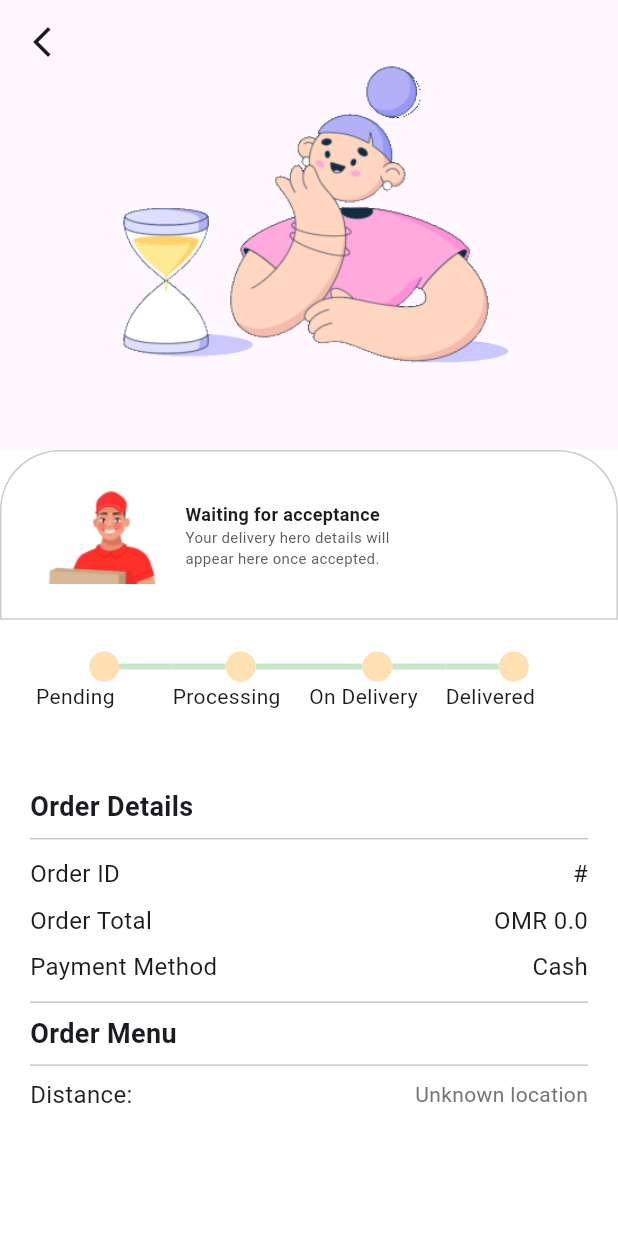
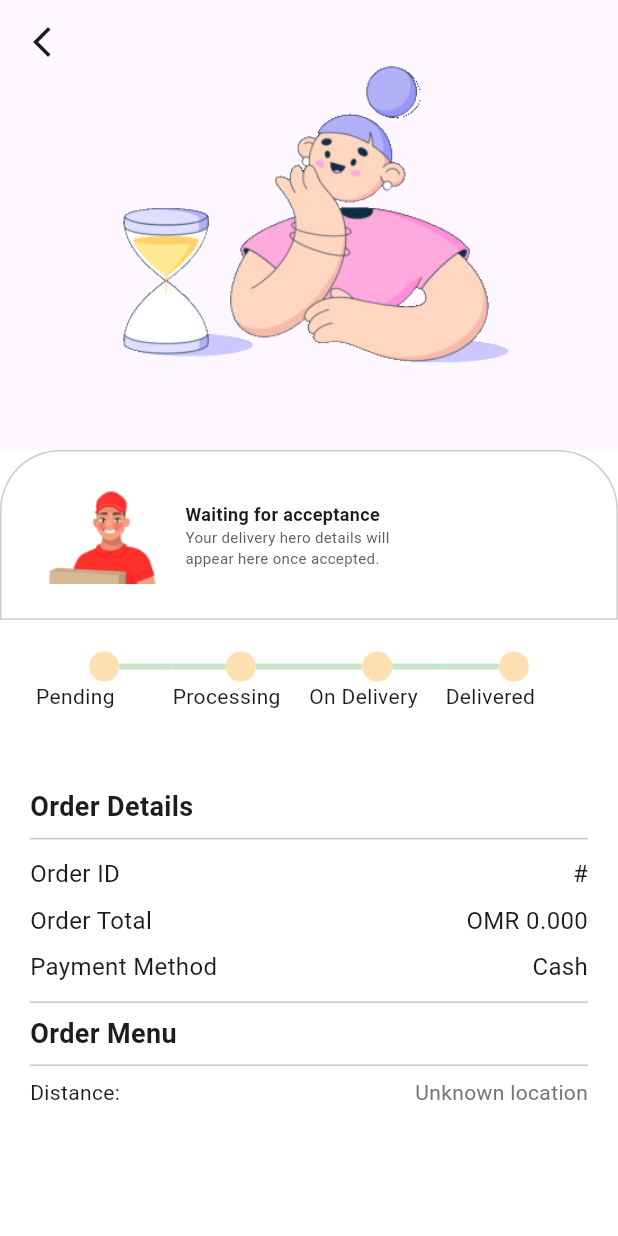
Before and after one commit to ItOntrend/Ontrend-Application, a Flutter app: the DeliveryTrackingPage screen opened directly with empty values, on a phone screen of 412 x 824 dp. Run offline on Flutter 3.47's test engine with Material 3 defaults, Android fonts, the phone set to English and light mode, and no system bars; drawn by our look-alikes of timeline_tile; our stand-ins replace another_flutter_splash_screen, cached_network_image, carousel_slider, cloud_firestore, connectivity_plus, country_picker and 16 more; missing offline and left inert: flutter_cart, google_maps_place_picker_mb, persistent_bottom_nav_bar_plus; accounts and stored records are empty; project files that could hold a hidden picture were left out.

```diff
--- a/lib/controller/vendor_controller.dart
+++ b/lib/controller/vendor_controller.dart
@@ -47,12 +47,15 @@ class VendorController extends GetxController {
     if (placemarks.isNotEmpty) {
       final placemark = placemarks.first;
       return "${placemark.locality}, ${placemark.country}";
+    } else {
+      log('No placemarks found for the given coordinates.');
     }
   } catch (e) {
     log('Error fetching address: $e');
   }
   return 'Unknown location';
 }
+
 
   double calculateDistance(Location vendorLocation) {
     if (userPosition != null) {
--- a/lib/view/pages/home_page.dart
+++ b/lib/view/pages/home_page.dart
@@ -88,7 +88,7 @@ class _HomePageState extends State<HomePage> {
                     mainAxisAlignment: MainAxisAlignment.start,
                     children: [
                       Text(
-                        "${locationController.countryName.value}",
+                        locationController.countryName.value,
                         style: const TextStyle(
                           color: kBlue,
                           fontSize: 10,
--- a/lib/view/pages/sub_pages/add_to_cart_page.dart
+++ b/lib/view/pages/sub_pages/add_to_cart_page.dart
@@ -133,11 +133,11 @@ class _AddToCartPageState extends State<AddToCartPage> {
                   ),
                 ),
                 if (hasItems) ...[
-                  const OneTextHeading(heading: "Offers & Benefits"),
+                   OneTextHeading(heading: "Offers & Benefits".tr),
                   kHiegth15,
                   const OffersAndBenefitsCard(),
                   kHiegth15,
-                  const OneTextHeading(heading: "Bill Details"),
+                   OneTextHeading(heading: "Bill Details".tr),
                   kHiegth15,
                   BillDetailsCard(
                     restaurantName: restaurantName,
--- a/lib/view/pages/sub_pages/delivery_tracking_page.dart
+++ b/lib/view/pages/sub_pages/delivery_tracking_page.dart
@@ -1,3 +1,5 @@
+import 'dart:developer';
+
 import 'package:cloud_firestore/cloud_firestore.dart';
 import 'package:flutter/material.dart';
 import 'package:flutter_screenutil/flutter_screenutil.dart';
@@ -29,9 +31,17 @@ class _DeliveryTrackingPageState extends State<DeliveryTrackingPage> {
   late GoogleMapController mapController;
   final CartController cartController = Get.find<CartController>();
 
-
   void _onMapCreated(GoogleMapController controller) {
     mapController = controller;
+  }
+
+  @override
+  void initState() {
+    // TODO: implement initState
+    print("/////////////////////////////////////");
+    log(widget.latitude.toString());
+    log(widget.longitude.toString());
+    print("////////////////////////////////////");
   }
 
   @override
@@ -262,7 +272,7 @@ class _DeliveryTrackingPageState extends State<DeliveryTrackingPage> {
           ),
           const Divider(),
           _buildOrderDetailRowTwo("Order ID", "#${order.orderID}"),
-          _buildOrderDetailRowTwo("Order Total", "OMR ${order.totalPrice}"),
+          _buildOrderDetailRowTwo("Order Total", "OMR ${order.totalPrice}00"),
           _buildOrderDetailRowTwo("Payment Method", "Cash"),
           const Divider(),
           const Text(
@@ -273,8 +283,8 @@ class _DeliveryTrackingPageState extends State<DeliveryTrackingPage> {
               .map((item) => ListTile(
                     title: Text(item.itemName),
                     subtitle:
-                        Text("${item.itemQuantity} x OMR ${item.itemPrice}"),
-                    trailing: Text("OMR ${item.total}"),
+                        Text("${item.itemQuantity} x OMR ${item.itemPrice}00"),
+                    trailing: Text("OMR ${item.total}00"),
                   ))
               .toList(),
           const Divider(),
@@ -292,14 +302,16 @@ class _DeliveryTrackingPageState extends State<DeliveryTrackingPage> {
         Row(
           mainAxisAlignment: MainAxisAlignment.spaceBetween,
           children: [
-              const Text("Distance:", style: TextStyle(fontSize: 16.0)),
+            const Text(
+              "Distance:",
+            ),
             FutureBuilder<String>(
               future: Get.find<VendorController>()
                   .getAddressFromLatLng(widget.latitude, widget.longitude),
               builder: (context, snapshot) {
-                  if (snapshot.hasData) {
+                if (snapshot.connectionState == ConnectionState.waiting) {
                   return Text(
-                      snapshot.data!,
+                    'Fetching location...',
                     style: TextStyle(
                       color: Colors.grey[600],
                       fontSize: 14,
@@ -313,9 +325,17 @@ class _DeliveryTrackingPageState extends State<DeliveryTrackingPage> {
                       fontSize: 14,
                     ),
                   );
+                } else if (snapshot.hasData) {
+                  return Text(
+                    snapshot.data!,
+                    style: TextStyle(
+                      color: Colors.grey[600],
+                      fontSize: 14,
+                    ),
+                  );
                 } else {
                   return Text(
-                      'Fetching location...',
+                    'Unknown location',
                     style: TextStyle(
                       color: Colors.grey[600],
                       fontSize: 14,
@@ -332,14 +352,21 @@ class _DeliveryTrackingPageState extends State<DeliveryTrackingPage> {
   );
 }
 
+
   Widget _buildOrderDetailRowTwo(String label, String value) {
     return Padding(
       padding: const EdgeInsets.symmetric(vertical: 4.0),
       child: Row(
         mainAxisAlignment: MainAxisAlignment.spaceBetween,
         children: [
-          Text(label, style: TextStyle(fontSize: 16.0)),
-          Text(value, style: TextStyle(fontSize: 16.0)),
+          Text(
+            label,
+            style: const TextStyle(fontSize: 16.0),
+          ),
+          Text(
+            value,
+            style: const TextStyle(fontSize: 16.0),
+          ),
         ],
       ),
     );
--- a/lib/view/pages/sub_pages/widgets/add_to_cart_card.dart
+++ b/lib/view/pages/sub_pages/widgets/add_to_cart_card.dart
@@ -84,7 +84,7 @@ class _AddToCartCardState extends State<AddToCartCard> {
               ),
               kHiegth6,
               Text(
-                "OMR".tr + "${widget.itemPrice}",
+                "OMR" "${widget.itemPrice}",
                 style: const TextStyle(
                   color: kOrange,
                   fontSize: 12,
```
Also changed, not shown: lib/controller/cart_controller.dart (+44 -4 lines), lib/view/pages/groceries_page.dart (+19 -4 lines). Lines whose indentation alone changed are shown as unchanged.
